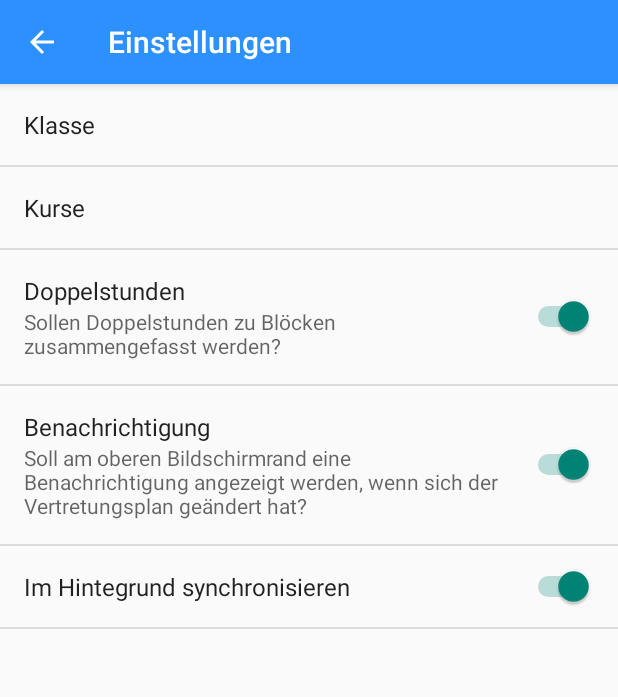
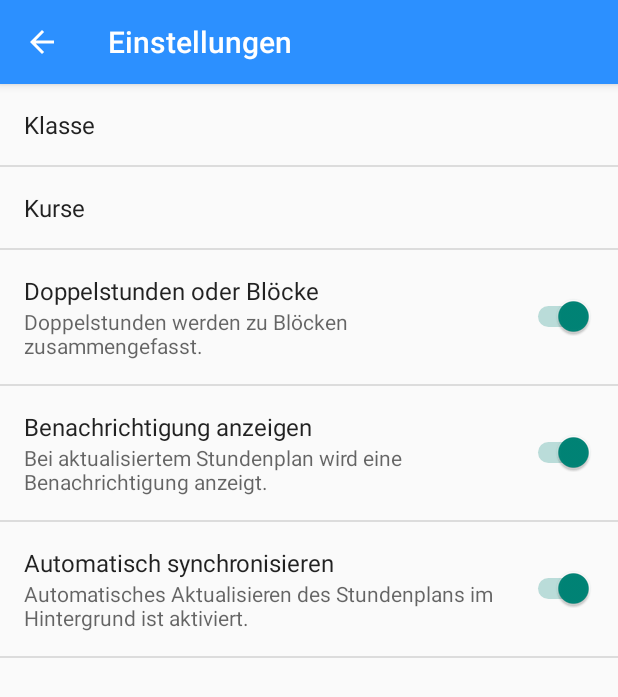
Before and after one commit to bstrobel/VPlan, an Android app: the screen it shows after launch (SettingsActivity), after a tap on "Einstellungen", on a phone screen of 412 x 824 dp. Shown: the top 697 px of the screen. Run offline under Robolectric (Android 15) with nearby library versions, the phone set to English and light mode, and no system bars; 3 statements that could not run were skipped.

Commit message:
Fehler behoben, das bei erster Aktualisierung für neuen Tag, keine Notification angezeigt wurde  Summaries in den Settings eingearbeitet, Schreibfehler behoben  Warnung bei deaktivierter Synchronisierung wird jetzt angezeigt

```diff
--- a/app/src/main/java/com/strobelb69/vplan/MainActivity.java
+++ b/app/src/main/java/com/strobelb69/vplan/MainActivity.java
@@ -69,14 +69,6 @@ public class MainActivity extends ActionBarActivity {
             getSupportFragmentManager().beginTransaction()
                     .add(R.id.activity_main_container, new VPlanFragment(), VPFMT_TAG)
                     .commit();
-            // check if someone switched off syncing in the settings app of android
-            boolean isSyncEnabled = ContentResolver.getSyncAutomatically(
-                    getSyncAccount(),
-                    authority);
-            Log.d(LT, "isSyncEnabled=" + isSyncEnabled);
-            prefs.edit()
-                    .putBoolean(syncAutoKey, isSyncEnabled)
-                    .apply();
             getSupportLoaderManager().initLoader(TITLE_LOADER, null, new ActionBarLoader());
         }
 
@@ -143,7 +135,6 @@ public class MainActivity extends ActionBarActivity {
 
         @Override
         public Loader<Cursor> onCreateLoader(int id, Bundle args) {
-            Log.d(LT, "onCreateLoader called!");
             return new CursorLoader(
                     MainActivity.this,
                     VplanContract.Kopf.CONTENT_URI,
@@ -153,7 +144,6 @@ public class MainActivity extends ActionBarActivity {
         @SuppressLint("SimpleDateFormat")
         @Override
         public void onLoadFinished(Loader<Cursor> l, Cursor c) {
-            Log.d(LT, "onLoadFinished called!");
             ActionBar ab = getSupportActionBar();
             String d = "";
             if (c != null && c.getCount() > 0) {
@@ -167,7 +157,6 @@ public class MainActivity extends ActionBarActivity {
 
         @Override
         public void onLoaderReset(Loader<Cursor> cursorLoader) {
-            Log.d(LT, "onLoaderReset called!");
         }
     }
 
@@ -182,9 +171,7 @@ public class MainActivity extends ActionBarActivity {
     }
 
     public Account getSyncAccount() {
-        Account acc = new Account(
-                getString(R.string.app_name),
-                getString(R.string.vplan_authenticator_account_type));
+        Account acc = getSyncAccountObj(this);
 
         AccountManager mgr = (AccountManager) getSystemService(Context.ACCOUNT_SERVICE);
         if (mgr.getPassword(acc) == null) {
@@ -197,6 +184,12 @@ public class MainActivity extends ActionBarActivity {
         }
 
         return acc;
+    }
+
+    public static Account getSyncAccountObj(Context c) {
+        return new Account(
+                c.getString(R.string.app_name),
+                c.getString(R.string.vplan_authenticator_account_type));
     }
 
     public void configurePeriodicSync(int syncInterval, int flexTime) {
--- a/app/src/main/java/com/strobelb69/vplan/SettingsActivity.java
+++ b/app/src/main/java/com/strobelb69/vplan/SettingsActivity.java
@@ -1,15 +1,20 @@
 package com.strobelb69.vplan;
 
 import android.app.FragmentTransaction;
+import android.content.ContentResolver;
 import android.content.Intent;
+import android.content.SharedPreferences;
 import android.content.UriMatcher;
 import android.net.Uri;
 import android.os.Bundle;
+import android.preference.PreferenceManager;
 import android.support.v7.app.ActionBar;
 import android.support.v7.app.ActionBarActivity;
 import android.util.Log;
 
 /**
+ * Activity for generic settings of the app
+ *
  * Created by bstrobel on 16.03.2015.
  */
 public class SettingsActivity extends ActionBarActivity {
@@ -50,6 +55,15 @@ public class SettingsActivity extends ActionBarActivity {
                 break;
             default:
             case MAIN:
+                // check if someone switched off syncing in the settings app of android
+                boolean isSyncEnabled = ContentResolver.getSyncAutomatically(
+                        MainActivity.getSyncAccountObj(this),
+                        getString(R.string.vplan_provider_authority));
+                Log.d(LT, "isSyncEnabled=" + isSyncEnabled);
+                SharedPreferences prefs = PreferenceManager.getDefaultSharedPreferences(this);
+                prefs.edit()
+                        .putBoolean(getString(R.string.prefKeyDoSyncAutomatically), isSyncEnabled)
+                        .apply();
                 ft.replace(R.id.vplan_settings_avtivity, new SettingsMainFragment());
                 break;
         }
--- a/app/src/main/java/com/strobelb69/vplan/SettingsMainFragment.java
+++ b/app/src/main/java/com/strobelb69/vplan/SettingsMainFragment.java
@@ -16,6 +16,8 @@ import java.util.LinkedList;
 import java.util.List;
 
 /**
+ * Fragment for generic settings of the app
+ *
  * Created by bstrobel on 16.03.2015.
  */
 public class SettingsMainFragment extends PreferenceFragment implements SharedPreferences.OnSharedPreferenceChangeListener {
@@ -48,25 +50,53 @@ public class SettingsMainFragment extends PreferenceFragment implements SharedPr
         sPref.registerOnSharedPreferenceChangeListener(this);
 
         onSharedPreferenceChanged(sPref, prefKlasse.getKey());
+        onSharedPreferenceChanged(sPref, getString(R.string.prefKeyDoppelstunde));
+        onSharedPreferenceChanged(sPref, getString(R.string.prefKeySendNotification));
+        onSharedPreferenceChanged(sPref, getString(R.string.prefKeyDoSyncAutomatically));
     }
 
     /*
         Set the Summaries of the preferences according to the new Settings.
      */
     @Override
-    public void onSharedPreferenceChanged(SharedPreferences sharedPreferences, String key) {
+    public void onSharedPreferenceChanged(SharedPreferences p, String k) {
         if (isAdded()) {
             String keyKlasse = getString(R.string.prefKeyKlasse);
             ListPreference klassePref = (ListPreference) findPreference(keyKlasse);
             String klasse = klassePref.getValue();
-            if (key.equals(keyKlasse)) {
+            if (k.equals(keyKlasse)) {
                 klassePref.setSummary(klassePref.getValue());
                 setKursListSummary(klasse);
-            } else if (key.contains(klasse + KLASSE_KURS_SEP)) {
+            } else if (k.contains(klasse + KLASSE_KURS_SEP)) {
                 setKursListSummary(klasse);
+            } else if (k.equals(getString(R.string.prefKeyDoppelstunde))) {
+                setBooleanPrefSummary(
+                        p, k,
+                        getString(R.string.prefSummaryDoppelstundeOn),
+                        getString(R.string.prefSummaryDoppelstundeOff));
+            } else if (k.equals(getString(R.string.prefKeySendNotification))) {
+                setBooleanPrefSummary(
+                        p, k,
+                        getString(R.string.prefSummarySendNotificationOn),
+                        getString(R.string.prefSummarySendNotificationOff));
+            } else if (k.equals(getString(R.string.prefKeyDoSyncAutomatically))) {
+                setBooleanPrefSummary(
+                        p, k,
+                        getString(R.string.prefSummaryDoSyncAutomaticallyOn),
+                        getString(R.string.prefSummaryDoSyncAutomaticallyOff));
             }
         }
 
+    }
+
+    private void setBooleanPrefSummary(
+            SharedPreferences sp, String k, String summaryOn, String summaryOff) {
+        Preference p = findPreference(k);
+        if (sp.getBoolean(k,true)) {
+            p.setSummary(summaryOn);
+        } else {
+            p.setSummary(summaryOff);
+        }
     }
 
     private void setKursListSummary(String klasse) {
--- a/app/src/main/java/com/strobelb69/vplan/VPlanFragment.java
+++ b/app/src/main/java/com/strobelb69/vplan/VPlanFragment.java
@@ -1,5 +1,6 @@
 package com.strobelb69.vplan;
 
+import android.content.ContentResolver;
 import android.content.SharedPreferences;
 import android.database.Cursor;
 import android.net.Uri;
@@ -12,25 +13,23 @@ import android.support.v4.content.CursorLoader;
 import android.support.v4.content.Loader;
 import android.util.Log;
 import android.view.LayoutInflater;
-import android.view.Menu;
-import android.view.MenuInflater;
-import android.view.MenuItem;
 import android.view.View;
 import android.view.ViewGroup;
 import android.widget.ListView;
 import android.widget.TextView;
 
 import com.strobelb69.vplan.data.VplanContract;
-import com.strobelb69.vplan.sync.VplanSyncAdapter;
 
 import java.text.DateFormat;
 import java.util.Date;
 import java.util.Map;
 
 /**
+ * Main Fragment of MainActivity
+ *
  * Created by Bernd on 15.03.2015.
  */
-public class VPlanFragment extends Fragment implements SharedPreferences.OnSharedPreferenceChangeListener {
+public class VPlanFragment extends Fragment {
 
     private static final String[] PROJECTION_PLAN = new String[] {
             VplanContract.Plan.TABLE_NAME+"."+VplanContract.Plan._ID, // this needs the the Loader
@@ -83,23 +82,23 @@ public class VPlanFragment extends Fragment implements SharedPreferences.OnShare
     }
 
     @Override
-    public void onActivityCreated(@Nullable Bundle savedInstanceState) {
-        getLoaderManager().restartLoader(MainActivity.PLAN_LIST_LOADER, null, planLoader);
+    public void onResume() {
+        super.onResume();
+        setSyncDisableWarning(getView());
+        setUriKlasse(sPref);
         getLoaderManager().restartLoader(MainActivity.TIMESTAMP_LOADER, null, timeStampLoader);
         getLoaderManager().restartLoader(MainActivity.ZUSATZINFO_LOADER, null, zusinfoLoader);
-        sPref.registerOnSharedPreferenceChangeListener(this);
-        super.onActivityCreated(savedInstanceState);
+        getLoaderManager().restartLoader(MainActivity.PLAN_LIST_LOADER, null, planLoader);
     }
 
-    @Override
-    public void onSharedPreferenceChanged(SharedPreferences prefs, String key) {
-        // Check for isAdded() is done to avoid "java.lang.IllegalStateException: Fragment VPlanFragment{19a95b71} not attached to Activity"
-        if (isAdded() &&
-                (key.equals(keyKlasse) ||
-                        key.equals(keyKomprDoppelStd) ||
-                        key.contains(SettingsMainFragment.KLASSE_KURS_SEP))) {
-            setUriKlasse(prefs);
-            getLoaderManager().restartLoader(MainActivity.PLAN_LIST_LOADER, null, planLoader);
+    private void setSyncDisableWarning(View rv) {
+        TextView tv = (TextView) rv.findViewById(R.id.textview_sync_disabled_warning);
+        if (ContentResolver.getSyncAutomatically(
+                MainActivity.getSyncAccountObj(getActivity()),
+                getString(R.string.vplan_provider_authority))) {
+            tv.setVisibility(View.GONE);
+        } else {
+            tv.setVisibility(View.VISIBLE);
         }
     }
 
@@ -126,7 +125,7 @@ public class VPlanFragment extends Fragment implements SharedPreferences.OnShare
     }
 
     private class TimeStampLoader implements LoaderManager.LoaderCallbacks<Cursor> {
-        String LT = getClass().getSimpleName();
+        String LT = VPlanFragment.this.LT + "." + getClass().getSimpleName();
         @Override
         public Loader<Cursor> onCreateLoader(int id, Bundle args) {
             Uri uriKopf = VplanContract.BASE_CONTENT_URI.buildUpon().appendPath(VplanContract.PATH_KOPF).build();
@@ -136,7 +135,6 @@ public class VPlanFragment extends Fragment implements SharedPreferences.OnShare
 
         @Override
         public void onLoadFinished(Loader<Cursor> loader, Cursor c) {
-            Log.d(LT,"onLoadFinished:");
             if (c != null && c.moveToFirst()) {
                 TextView tvTimeStamp = (TextView) getActivity().findViewById(R.id.textview_timestamp_of_last_update);
                 tvTimeStamp.setText(lblTimeStamp + " " + df.format(new Date(c.getLong(0))) + lblLastSync + " " + df.format(new Date(c.getLong(1))));
@@ -145,12 +143,11 @@ public class VPlanFragment extends Fragment implements SharedPreferences.OnShare
 
         @Override
         public void onLoaderReset(Loader<Cursor> loader) {
-            Log.d(LT,"onLoadReset:");
         }
     }
 
     private class ZusatzinfoLoader implements LoaderManager.LoaderCallbacks<Cursor> {
-        String LT = getClass().getSimpleName();
+        String LT = VPlanFragment.this.LT + "." + getClass().getSimpleName();
 
         @Override
         public Loader<Cursor> onCreateLoader(int id, Bundle args) {
@@ -161,7 +158,6 @@ public class VPlanFragment extends Fragment implements SharedPreferences.OnShare
 
         @Override
         public void onLoadFinished(Loader<Cursor> loader, Cursor c) {
-            Log.d(LT,"onLoadFinished:");
             TextView tvZusInfo = (TextView) getActivity().findViewById(R.id.textview_zusatzinfo);
             StringBuilder sb = new StringBuilder();
             if (c != null && c.getCount() > 0) {
@@ -179,12 +175,11 @@ public class VPlanFragment extends Fragment implements SharedPreferences.OnShare
 
         @Override
         public void onLoaderReset(Loader<Cursor> loader) {
-            Log.d(LT,"onLoadReset:");
         }
     }
 
     private class PlanLoader implements LoaderManager.LoaderCallbacks<Cursor> {
-        String LT = getClass().getSimpleName();
+        String LT = VPlanFragment.this.LT + "." + getClass().getSimpleName();
 
         @Override
         public Loader<Cursor> onCreateLoader(int id, Bundle args) {
@@ -194,13 +189,11 @@ public class VPlanFragment extends Fragment implements SharedPreferences.OnShare
 
         @Override
         public void onLoadFinished(Loader<Cursor> loader, Cursor data) {
-            Log.d(LT,"onLoadFinished, Swapping Cursor");
             vplanAdapter.swapCursor(data);
         }
 
         @Override
         public void onLoaderReset(Loader<Cursor> loader) {
-            Log.d(LT,"onLoaderReset: Resetting Cursor to null");
             vplanAdapter.swapCursor(null);
         }
     }
--- a/app/src/main/java/com/strobelb69/vplan/VplanNotificationService.java
+++ b/app/src/main/java/com/strobelb69/vplan/VplanNotificationService.java
@@ -84,8 +84,8 @@ public class VplanNotificationService extends IntentService {
         Cursor klAktCrs = ctx.getContentResolver().query(
                 VplanContract.KlassenAktualisiert.CONTENT_URI,
                 null,
-                VplanContract.KlassenAktualisiert.COL_KLASSE + " IN (?,?)",
-                new String[]{klasse, VplanParser.ZUSINFO_TAG},
+                VplanContract.KlassenAktualisiert.COL_KLASSE + " IN (?,?,?)",
+                new String[]{klasse, VplanParser.ZUSINFO_TAG, VplanParser.NEUER_TAG_TAG},
                 null);
         boolean returnVal = false;
         if (klAktCrs !=null) {
--- a/app/src/main/res/values/colors.xml
+++ b/app/src/main/res/values/colors.xml
@@ -4,4 +4,6 @@
     <color name="bernd_blue_dark">#ff0963ff</color>
     <color name="time_stamp_font_color">#ff848484</color>
     <color name="zusinfo_font_color">#ffffffff</color>
+    <color name="sync_disable_warning_color">#ffff0000</color>
+    <color name="sync_disable_warning_font_color">#ffffffff</color>
 </resources>
--- a/app/src/main/res/values/strings.xml
+++ b/app/src/main/res/values/strings.xml
@@ -10,24 +10,29 @@
     <string name="prefKeyKlasse" translatable="false">klasse</string>
     <string name="prefDefKlasse" translatable="false">5a</string>
     <string name="prefKeyKurs" translatable="false">kurs</string>
-    <string name="prefTitleDoppelstunde">Doppelstunden</string>
-    <string name="prefSummaryDoppelstunde">Sollen Doppelstunden zu Blöcken zusammengefasst werden?</string>
+    <string name="prefTitleDoppelstunde">Doppelstunden oder Blöcke</string>
+    <string name="prefSummaryDoppelstundeOn">Doppelstunden werden zu Blöcken zusammengefasst.</string>
+    <string name="prefSummaryDoppelstundeOff">Alles Stunden werden separat angezeigt.</string>
     <string name="prefKeyDoppelstunde" translatable="false">komprDoppelStd</string>
-    <string name="prefTitleSendNotification">Benachrichtigung</string>
-    <string name="prefSummarySendNotification">Soll am oberen Bildschirmrand eine Benachrichtigung angezeigt werden, wenn sich der Vertretungsplan geändert hat?</string>
+    <string name="prefTitleSendNotification">Benachrichtigung anzeigen</string>
+    <string name="prefSummarySendNotificationOn">Bei aktualisiertem Stundenplan wird eine Benachrichtigung anzeigt.</string>
+    <string name="prefSummarySendNotificationOff">Bei aktualisiertem Stundenplan wird keine Benachrichtigung anzeigt.</string>
     <string name="prefKeySendNotification" translatable="false">sendNotification</string>
-    <string name="prefTitleDoSyncAutomatically">Im Hintegrund synchronisieren</string>
+    <string name="prefTitleDoSyncAutomatically">Automatisch synchronisieren</string>
+    <string name="prefSummaryDoSyncAutomaticallyOn">Automatisches Aktualisieren des Stundenplans im Hintergrund ist aktiviert.</string>
+    <string name="prefSummaryDoSyncAutomaticallyOff">Automatisches Aktualisieren des Stundenplans im Hintergrund ist deaktiviert.</string>
     <string name="prefKeyDoSyncAutomatically" translatable="false">doSyncAutomatically</string>
 
     <string name="lblBlock">. Block</string>
     <string name="lblStunde">. Stunde</string>
     <string name="notificationTitle">Vetretungsplan</string>
     <string name="notificationText">Vetretungsplan aktualisiert!</string>
+    <string name="syncDisabledWarning">Achtung! Automatische Synchronisierung ist deaktiviert!</string>
 
     <string name="vplan_provider_authority" translatable="false">com.strobelb69.vplan</string>
     <string name="vplan_authenticator_account_type" translatable="false">kantgym-leipzig.de</string>
 
     <string name="lblTimestamp">Stand vom</string>
-    <string name="lblLastSync">, letzter Check auf Server</string>
+    <string name="lblLastSync">, letzter Download vom Server</string>
     <string name="strNoZusinfo">Keine weitern Information. Bitte gegebenenfalls Aushänge beachten!</string>
 </resources>
--- a/app/src/main/res/xml/preferences.xml
+++ b/app/src/main/res/xml/preferences.xml
@@ -15,12 +15,10 @@
         </Preference>
     <SwitchPreference
         android:title="@string/prefTitleDoppelstunde"
-        android:summary="@string/prefSummaryDoppelstunde"
         android:key="@string/prefKeyDoppelstunde"
         android:defaultValue="true"/>
     <SwitchPreference
         android:title="@string/prefTitleSendNotification"
-        android:summary="@string/prefSummarySendNotification"
         android:key="@string/prefKeySendNotification"
         android:defaultValue="true"/>
     <SwitchPreference
```
Also changed, not shown: app/src/main/java/com/strobelb69/vplan/data/VplanParser.java (+16 -10 lines), app/src/main/res/layout/vplan_fragment.xml (+13 -0 lines), 1 other file.
